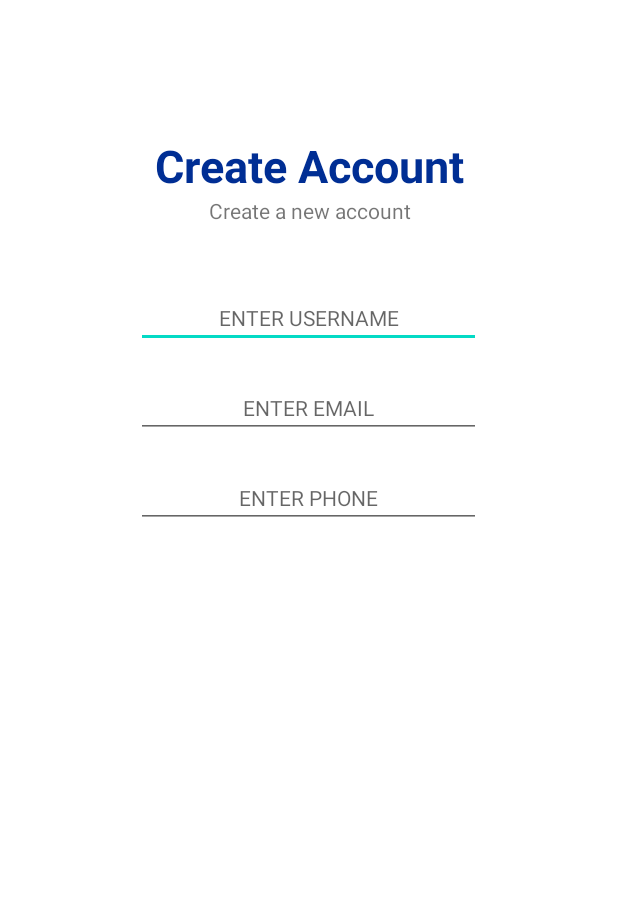
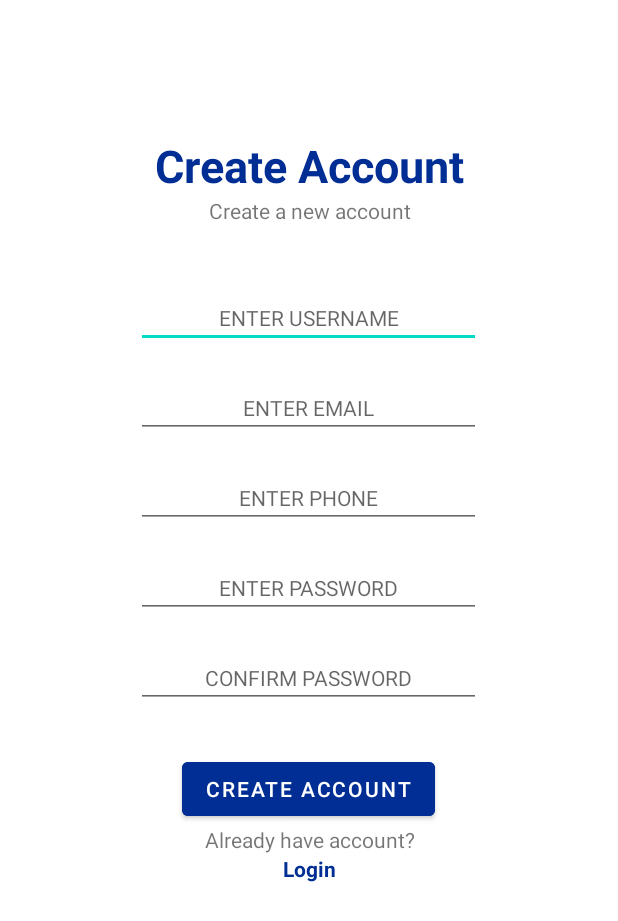
Before and after one commit to emidiaz00/login-app, an Android app: the layout activity_sign_up.xml on its own in the app's theme, with its tools: preview values and no code run, on a phone screen of 412 x 824 dp. Shown: the top 921 px of the screen. Run offline under Robolectric (Android 15) with nearby library versions, the phone set to English and light mode, and no system bars.

Commit message:
termino form signup, agrego funcion navegar sign up

```diff
--- a/app/src/main/java/com/example/login_app/MainActivity.kt
+++ b/app/src/main/java/com/example/login_app/MainActivity.kt
@@ -32,6 +32,10 @@ class MainActivity : AppCompatActivity() {
                 startActivity(intent)
             }
         }
+        alreadyNotRegistered.setOnClickListener {
+            val intent = Intent(this, SignUpActivity::class.java)
+            startActivity(intent)
+        }
 
 
 
--- a/app/src/main/res/layout/activity_sign_up.xml
+++ b/app/src/main/res/layout/activity_sign_up.xml
@@ -16,8 +16,7 @@
         android:text="@string/create_account"
         android:textColor="@color/blue"
         android:textSize="30dp"
-        android:textStyle="bold"
-        />
+        android:textStyle="bold" />
 
     <TextView
         android:layout_width="match_parent"
@@ -54,7 +53,49 @@
         android:textColor="@android:color/darker_gray"
         android:textSize="14dp" />
 
+    <EditText
+        android:layout_width="230dp"
+        android:layout_height="wrap_content"
+        android:layout_marginTop="20dp"
+        android:ems="10"
+        android:gravity="center"
+        android:hint="ENTER PASSWORD"
+        android:inputType="textPassword"
+        android:textColor="@android:color/darker_gray"
+        android:textSize="14dp" />
 
+    <EditText
+        android:layout_width="230dp"
+        android:layout_height="wrap_content"
+        android:layout_marginTop="20dp"
+        android:ems="10"
+        android:gravity="center"
+        android:hint="CONFIRM PASSWORD"
+        android:inputType="textPassword"
+        android:textColor="@android:color/darker_gray"
+        android:textSize="14dp" />
 
+    <Button
+        android:layout_width="wrap_content"
+        android:layout_height="wrap_content"
+        android:layout_marginTop="30dp"
+        android:backgroundTint="@color/blue"
+        android:text="CREATE ACCOUNT" />
 
+    <TextView
+        android:layout_width="match_parent"
+        android:layout_height="wrap_content"
+        android:gravity="center_horizontal"
+        android:text="Already have account?"
+
+        />
+
+    <TextView
+        android:layout_width="match_parent"
+        android:layout_height="wrap_content"
+        android:gravity="center"
+        android:text="Login"
+        android:textColor="@color/blue"
+        android:textStyle="bold" />
+    />
 </LinearLayout>
```
